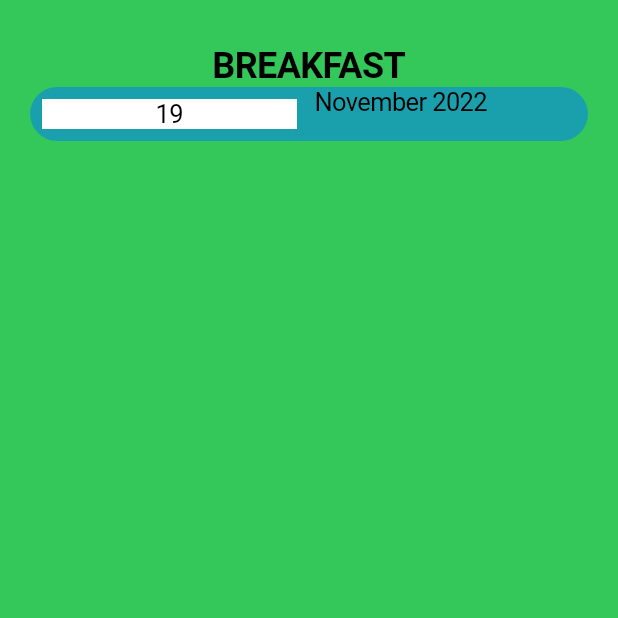
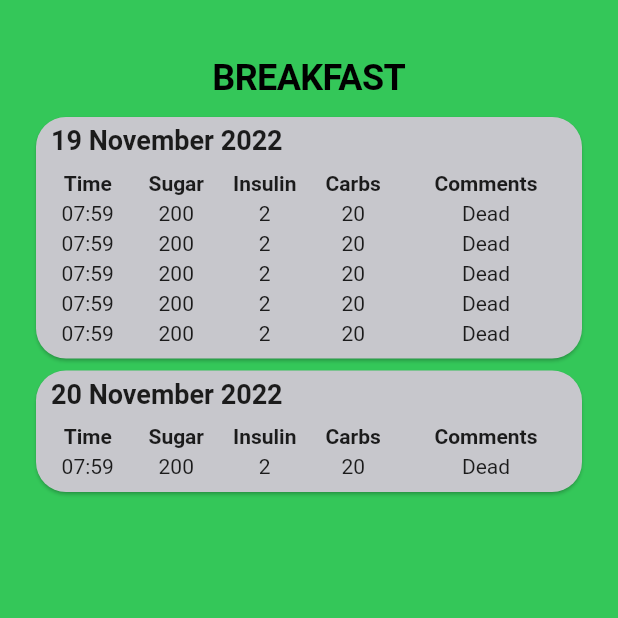
Before and after one commit to NabeelAzuhar/Diabetter, a Flutter app: the screen it shows after launch, on a phone screen of 412 x 824 dp, the top half of it. Run offline on Flutter 3.47's test engine with Material 2 defaults, Android fonts, the phone set to English and light mode, and no system bars.

Commit message:
Changed layout
Changed from table to scrollable card layout

```diff
--- a/ioana_die/lib/breakfast.dart
+++ b/ioana_die/lib/breakfast.dart
@@ -1,36 +1,175 @@
 import 'package:flutter/cupertino.dart';
+import 'package:flutter/material.dart';
 
 class BreakfastPage extends StatelessWidget {
   @override
   Widget build(BuildContext context) {
     return Center(
-      child: Column(children: [
-        Text(
+        child: Column(
+      children: [
+        const Padding(
+          padding: EdgeInsets.all(8.0),
+          child: Text(
             'BREAKFAST',
-          style: TextStyle(fontSize: 24, fontWeight: FontWeight.bold),
+            style: TextStyle(
+              fontSize: 24,
+              fontWeight: FontWeight.bold,
+            ),
+          ),
         ),
         Container(
-          decoration: BoxDecoration(
-              borderRadius: BorderRadius.circular(20),
-              color: CupertinoColors.systemBlue.withOpacity(0.5)),
+          height: 500,
+          child: ListView(
+            children: [
+              Card(
+                color: CupertinoColors.systemGrey3,
+                shape: RoundedRectangleBorder(
+                    borderRadius: BorderRadius.circular(20)),
+                child: Column(
+                  crossAxisAlignment: CrossAxisAlignment.start,
+                  children: [
+                    Padding(
+                      padding: const EdgeInsets.only(
+                          left: 10, top: 5, bottom: 5, right: 5),
+                      child: Text(
+                        '19 November 2022',
+                        style: TextStyle(
+                            fontSize: 18, fontWeight: FontWeight.bold),
+                      ),
+                    ),
+                    Padding(
+                      padding: const EdgeInsets.all(5.0),
                       child: Table(
+                        columnWidths: {
+                          0: FlexColumnWidth(1),
+                          1: FlexColumnWidth(1),
+                          2: FlexColumnWidth(1),
+                          3: FlexColumnWidth(1),
+                          4: FlexColumnWidth(2),
+                        },
                         children: [
-              TableRow(children: [
+                          columnHeaders(),
+                          userDataColumns('07:59', '200', '2', '20', 'Dead'),
+                          userDataColumns('07:59', '200', '2', '20', 'Dead'),
+                          userDataColumns('07:59', '200', '2', '20', 'Dead'),
+                          userDataColumns('07:59', '200', '2', '20', 'Dead'),
+                          userDataColumns('07:59', '200', '2', '20', 'Dead'),
+                        ],
+                      ),
+                    )
+                  ],
+                ),
+              ),
+              Card(
+                color: CupertinoColors.systemGrey3,
+                shape: RoundedRectangleBorder(
+                    borderRadius: BorderRadius.circular(20)),
+                child: Column(
+                  crossAxisAlignment: CrossAxisAlignment.start,
+                  children: [
+                    Padding(
+                      padding: const EdgeInsets.only(
+                          left: 10, top: 5, bottom: 5, right: 5),
+                      child: Text(
+                        '20 November 2022',
+                        style: TextStyle(
+                            fontSize: 18, fontWeight: FontWeight.bold),
+                      ),
+                    ),
+                    Padding(
+                      padding: const EdgeInsets.all(5.0),
+                      child: Table(
+                        columnWidths: {
+                          0: FlexColumnWidth(1),
+                          1: FlexColumnWidth(1),
+                          2: FlexColumnWidth(1),
+                          3: FlexColumnWidth(1),
+                          4: FlexColumnWidth(2),
+                        },
+                        children: [
+                          columnHeaders(),
+                          userDataColumns('07:59', '200', '2', '20', 'Dead')
+                        ],
+                      ),
+                    )
+                  ],
+                ),
+              )
+            ],
+          ),
+        ),
+      ],
+    ));
+  }
+}
+
+TableRow dateHeader(int day, String monthYear) {
+  return TableRow(children: [
+    Row(children: [
       Padding(
         padding: const EdgeInsets.all(8.0),
         child: Container(
-                    color: CupertinoColors.white,
+          height: 20,
+          width: 40,
+          color: CupertinoColors.systemGrey.withOpacity(0.5),
           child: Center(
-                      child: Text('19'),
+            child: Text(day.toString()),
           ),
         ),
       ),
-                Text(' November 2022')
+      Text(monthYear)
     ])
-            ],
+  ]);
+}
+
+TableRow columnHeaders() {
+  return TableRow(children: [
+    Center(
+      child: Container(
+        height: 20,
+        child: Text(
+          'Time',
+          style: TextStyle(fontWeight: FontWeight.bold),
         ),
       ),
-      ]),
-    );
+    ),
+    Center(
+      child: Text(
+        'Sugar',
+        style: TextStyle(fontWeight: FontWeight.bold),
+      ),
+    ),
+    Center(
+      child: Text(
+        'Insulin',
+        style: TextStyle(fontWeight: FontWeight.bold),
+      ),
+    ),
+    Center(
+      child: Text(
+        'Carbs',
+        style: TextStyle(fontWeight: FontWeight.bold),
+      ),
+    ),
+    Center(
+      child: Text(
+        'Comments',
+        style: TextStyle(fontWeight: FontWeight.bold),
+      ),
+    )
+  ]);
 }
+
+TableRow userDataColumns(time, sugar, insulin, carbs, comment) {
+  return TableRow(children: [
+    Center(
+        child: Container(
+      height: 20,
+      child: Text(time),
+    )),
+    Center(child: Text(sugar)),
+    Center(child: Text(insulin)),
+    Center(child: Text(carbs)),
+    Center(child: Text(comment)),
+  ]);
 }
```
Lines whose indentation alone changed are shown as unchanged.
